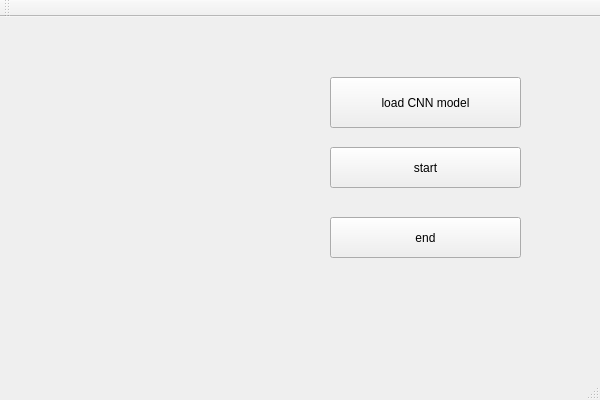
Old version of the form CNN_GUI/QtGui/qtgui.ui in the repository zemli/neural-networks.
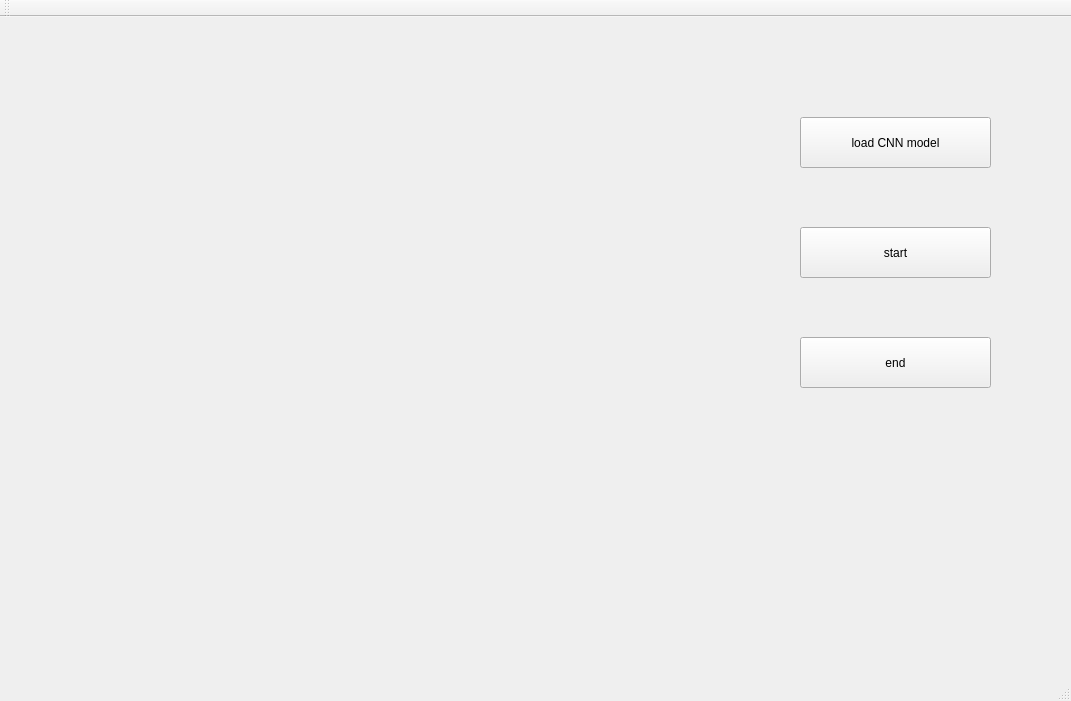
New version of the form.

Patch:
```diff
--- a/CNN_GUI/QtGui/qtgui.ui
+++ b/CNN_GUI/QtGui/qtgui.ui
@@ -6,8 +6,8 @@
    <rect>
     <x>0</x>
     <y>0</y>
-    <width>600</width>
-    <height>400</height>
+    <width>1071</width>
+    <height>701</height>
    </rect>
   </property>
   <property name="windowTitle">
@@ -17,10 +17,10 @@
    <widget class="QPushButton" name="startButton">
     <property name="geometry">
      <rect>
-      <x>330</x>
-      <y>130</y>
+      <x>800</x>
+      <y>210</y>
       <width>191</width>
-      <height>41</height>
+      <height>51</height>
      </rect>
     </property>
     <property name="text">
@@ -30,8 +30,8 @@
    <widget class="QPushButton" name="loadButton">
     <property name="geometry">
      <rect>
-      <x>330</x>
-      <y>60</y>
+      <x>800</x>
+      <y>100</y>
       <width>191</width>
       <height>51</height>
      </rect>
@@ -43,16 +43,26 @@
    <widget class="QPushButton" name="pushButton">
     <property name="geometry">
      <rect>
-      <x>330</x>
-      <y>200</y>
+      <x>800</x>
+      <y>320</y>
       <width>191</width>
-      <height>41</height>
+      <height>51</height>
      </rect>
     </property>
     <property name="text">
      <string>end</string>
     </property>
    </widget>
+   <widget class="QLabel" name="imageLabel">
+    <property name="geometry">
+     <rect>
+      <x>20</x>
+      <y>20</y>
+      <width>641</width>
+      <height>481</height>
+     </rect>
+    </property>
+   </widget>
   </widget>
   <widget class="QMenuBar" name="menuBar">
    <property name="geometry">
```
Left out of the diff: 4 changed lines with no effect on the pictures.
